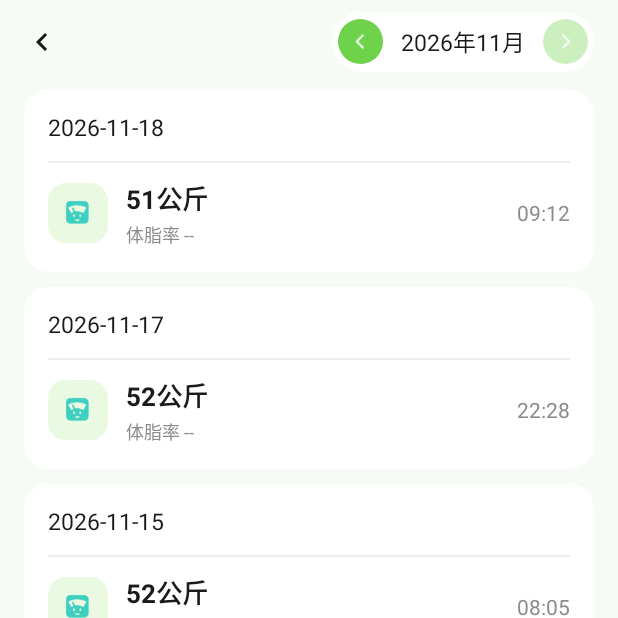
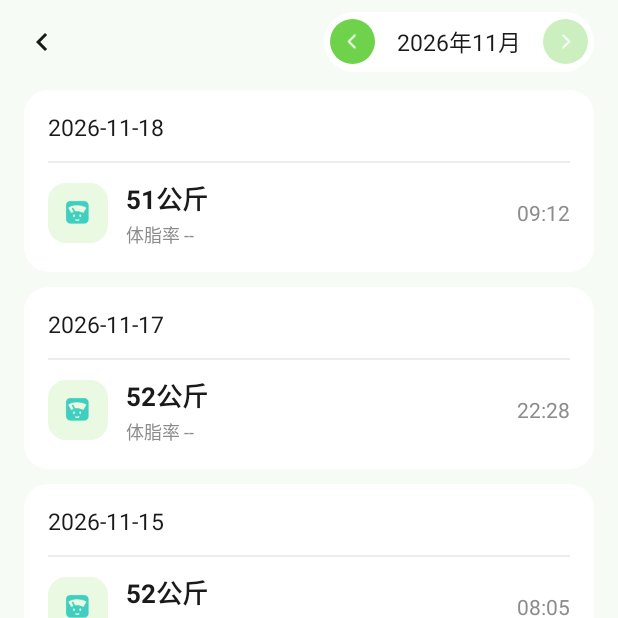
Before and after one commit to MengFuFu/CalorieApp, an Android app: the WeightHistoryFragment screen opened through its navigation route, on a phone screen of 412 x 824 dp, the top half of it. Run offline under Robolectric (Android 15) with nearby library versions, the phone set to English and light mode, and no system bars; our stand-ins replace Dagger/Hilt's generated code.

Commit message:
月份胶囊与时间胶囊定宽，避免切换时尺寸跳动

```diff
--- a/app/src/main/res/layout/fragment_weight_history.xml
+++ b/app/src/main/res/layout/fragment_weight_history.xml
@@ -48,6 +48,9 @@
             android:layout_width="wrap_content"
             android:layout_height="wrap_content"
             android:layout_marginHorizontal="12dp"
+            android:gravity="center"
+            android:maxLines="1"
+            android:minWidth="88dp"
             android:textColor="@color/text_primary"
             android:textSize="15sp"
             tools:text="2026年11月" />
--- a/app/src/main/res/layout/sheet_weight_input.xml
+++ b/app/src/main/res/layout/sheet_weight_input.xml
@@ -19,6 +19,7 @@
             android:id="@+id/tvTime"
             android:layout_width="wrap_content"
             android:layout_height="32dp"
+            android:minWidth="150dp"
             android:layout_gravity="center_horizontal"
             android:background="@drawable/bg_chip_time"
             android:clickable="true"
```
